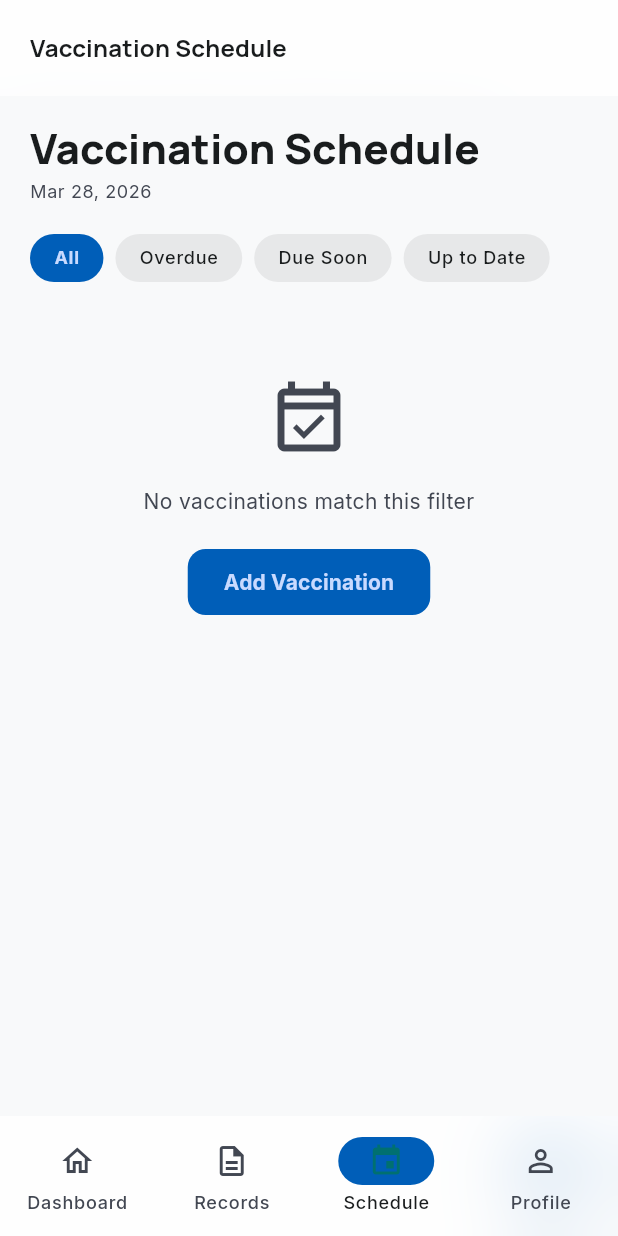
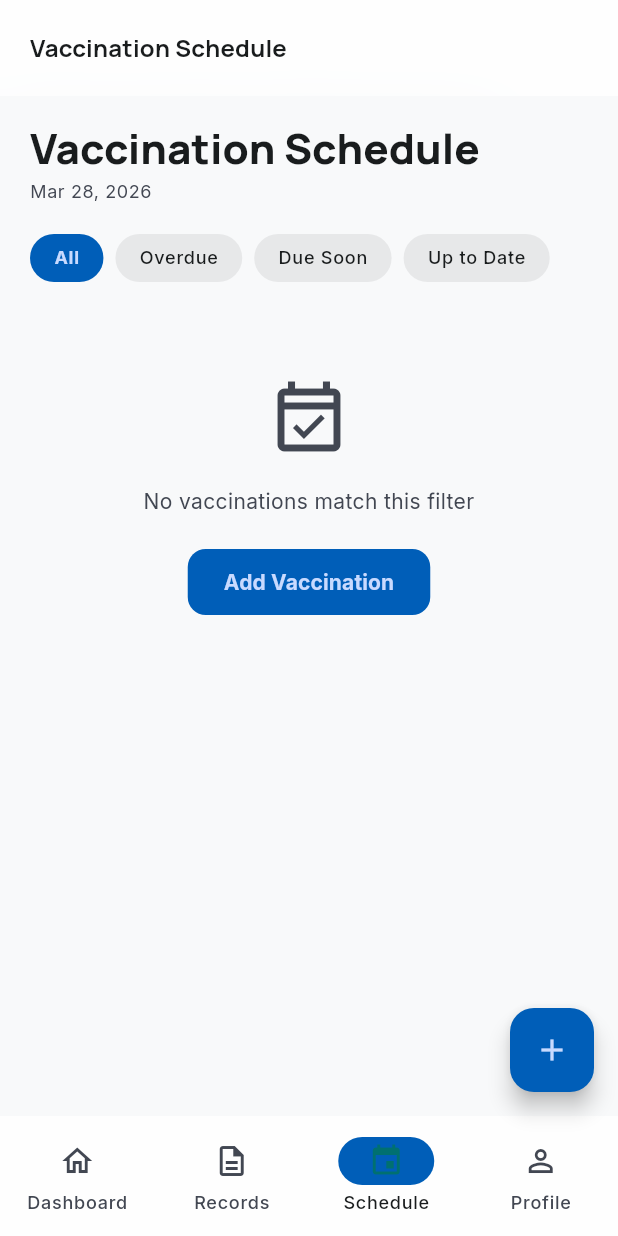
Before and after one commit to Phil5888/vaccination_manager, a Flutter app: the MainScreen screen opened directly, item 3 of the bottom bar chosen, on a phone screen of 412 x 824 dp. Run offline on Flutter 3.47's test engine with Material 3 defaults, Android fonts, the phone set to English and light mode, and no system bars; our stand-ins replace flutter_riverpod, google_fonts, shared_preferences, sqflite; accounts and stored records are empty.

Commit message:
Fix FAB visibility by moving it to outer MainScreen Scaffold
The FABs in RecordsScreen and ScheduleScreen were nested inside
IndexedStack within an outer Scaffold with extendBody:true, causing
them to render behind the bottom navigation bar and disappear.

Move the FAB to MainScreen's Scaffold and show it conditionally on
the Records (tab 1) and Schedule (tab 2) tabs. Remove FABs from
the inner screens.

Co-authored-by: Copilot <223556219+Copilot@users.noreply.github.com>

```diff
--- a/src/lib/presentation/screens/main/main_screen.dart
+++ b/src/lib/presentation/screens/main/main_screen.dart
@@ -2,6 +2,7 @@ import 'dart:ui';
 
 import 'package:flutter/material.dart';
 import 'package:flutter_riverpod/flutter_riverpod.dart';
+import 'package:vaccination_manager/core/constants/routes.dart';
 import 'package:vaccination_manager/l10n/app_localizations.dart';
 import 'package:vaccination_manager/presentation/providers/navigation_providers.dart';
 import 'package:vaccination_manager/presentation/screens/dashboard/dashboard_screen.dart';
@@ -28,12 +29,21 @@ class MainScreen extends ConsumerWidget {
 
     return Scaffold(
       backgroundColor: colorScheme.surface,
-      // Use extendBody so the IndexedStack content flows behind the nav bar
       extendBody: true,
       body: IndexedStack(
         index: selectedIndex,
         children: _screens,
       ),
+      // FAB shown on Records (1) and Schedule (2) tabs
+      floatingActionButton: (selectedIndex == 1 || selectedIndex == 2)
+          ? FloatingActionButton(
+              onPressed: () =>
+                  Navigator.of(context).pushNamed(Routes.vaccinationAdd),
+              tooltip: local.addVaccination,
+              child: const Icon(Icons.add),
+            )
+          : null,
+      floatingActionButtonLocation: FloatingActionButtonLocation.endFloat,
       bottomNavigationBar: _GlassNavBar(
         selectedIndex: selectedIndex,
         isDark: isDark,
--- a/src/lib/presentation/screens/records/records_screen.dart
+++ b/src/lib/presentation/screens/records/records_screen.dart
@@ -22,13 +22,6 @@ class RecordsScreen extends ConsumerWidget {
 
     return Scaffold(
       backgroundColor: colorScheme.surface,
-      floatingActionButton: FloatingActionButton(
-        onPressed: () =>
-            Navigator.of(context).pushNamed(Routes.vaccinationAdd),
-        tooltip: local.addVaccination,
-        child: const Icon(Icons.add),
-      ),
-      floatingActionButtonLocation: FloatingActionButtonLocation.endFloat,
       body: Stack(
         children: [
           seriesAsync.when(
--- a/src/lib/presentation/screens/schedule/schedule_screen.dart
+++ b/src/lib/presentation/screens/schedule/schedule_screen.dart
@@ -24,13 +24,6 @@ class ScheduleScreen extends ConsumerWidget {
 
     return Scaffold(
       backgroundColor: colorScheme.surface,
-      floatingActionButton: FloatingActionButton(
-        onPressed: () =>
-            Navigator.of(context).pushNamed(Routes.vaccinationAdd),
-        tooltip: AppLocalizations.of(context)!.addVaccination,
-        child: const Icon(Icons.add),
-      ),
-      floatingActionButtonLocation: FloatingActionButtonLocation.endFloat,
       body: Stack(
         children: [
           // ── Main content ────────────────────────────────────────────────
```
